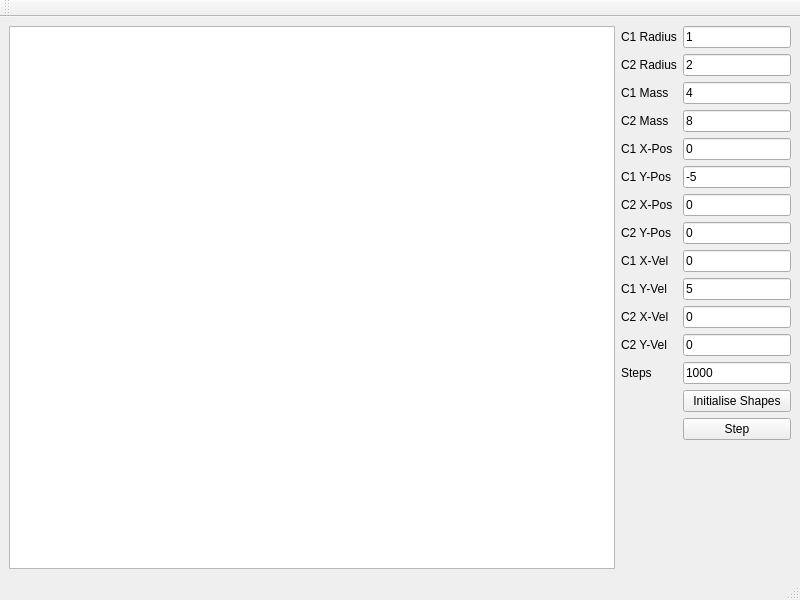
Old version of the form gui/ui/mainwindow.ui in the repository RobotApocalypseCommittee/PhysicsEngineC4.
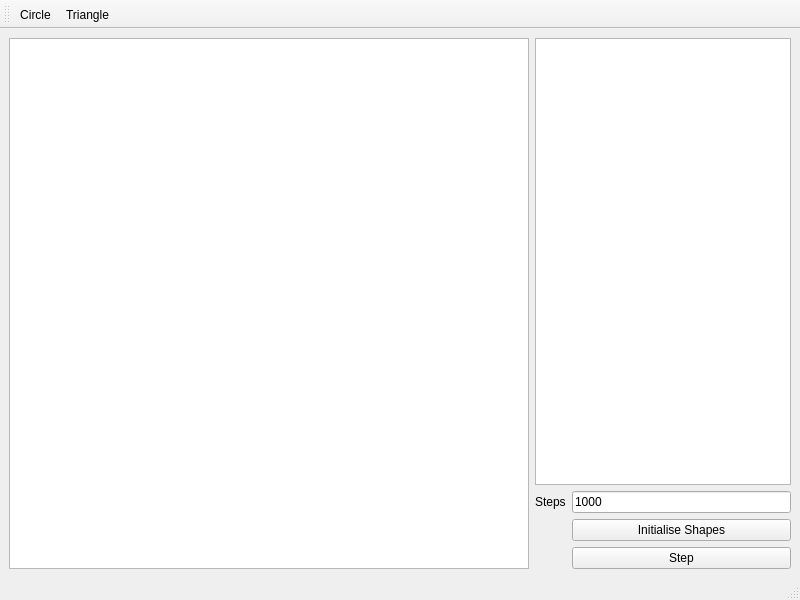
New version of the form.

```diff
--- a/gui/ui/mainwindow.ui
+++ b/gui/ui/mainwindow.ui
@@ -23,202 +23,41 @@
     </item>
 
     <item>
-     <layout class="QFormLayout" name="formLayout">
-      <item row="2" column="0">
-       <widget class="QLabel" name="label">
-        <property name="text">
-         <string>C1 Mass</string>
-        </property>
-       </widget>
+     <layout class="QVBoxLayout" name="verticalLayout" stretch="1,0">
+      <item>
+       <widget class="QTableView" name="propertiesView"/>
       </item>
-      <item row="2" column="1">
-       <widget class="QLineEdit" name="c1MassLineEdit">
-        <property name="text">
-         <string>4</string>
-        </property>
-       </widget>
-      </item>
-      <item row="3" column="0">
-       <widget class="QLabel" name="label_3">
-        <property name="text">
-         <string>C2 Mass</string>
-        </property>
-       </widget>
-      </item>
-      <item row="3" column="1">
-       <widget class="QLineEdit" name="c2MassLineEdit">
-        <property name="text">
-         <string>8</string>
-        </property>
-       </widget>
-      </item>
-      <item row="4" column="0">
-       <widget class="QLabel" name="label_4">
-        <property name="text">
-         <string>C1 X-Pos</string>
-        </property>
-       </widget>
-      </item>
-      <item row="4" column="1">
-       <widget class="QLineEdit" name="c1XPosLineEdit">
-        <property name="text">
-         <string>0</string>
-        </property>
-       </widget>
-      </item>
-      <item row="5" column="0">
-       <widget class="QLabel" name="label_5">
-        <property name="text">
-         <string>C1 Y-Pos</string>
-        </property>
-       </widget>
-      </item>
-      <item row="5" column="1">
-       <widget class="QLineEdit" name="c1YPosLineEdit">
-        <property name="text">
-         <string>-5</string>
-        </property>
-       </widget>
-      </item>
-      <item row="6" column="0">
-       <widget class="QLabel" name="label_6">
-        <property name="text">
-         <string>C2 X-Pos</string>
-        </property>
-       </widget>
-      </item>
-      <item row="6" column="1">
-       <widget class="QLineEdit" name="c2XPosLineEdit">
-        <property name="text">
-         <string>0</string>
-        </property>
-       </widget>
-      </item>
-      <item row="7" column="0">
-       <widget class="QLabel" name="label_7">
-        <property name="text">
-         <string>C2 Y-Pos</string>
-        </property>
-       </widget>
-      </item>
-      <item row="7" column="1">
-       <widget class="QLineEdit" name="c2YPosLineEdit">
-        <property name="text">
-         <string>0</string>
-        </property>
-       </widget>
-      </item>
-      <item row="8" column="0">
-       <widget class="QLabel" name="label_8">
-        <property name="text">
-         <string>C1 X-Vel</string>
-        </property>
-       </widget>
-      </item>
-      <item row="8" column="1">
-       <widget class="QLineEdit" name="c1XVelLineEdit">
-        <property name="text">
-         <string>0</string>
-        </property>
-       </widget>
-      </item>
-      <item row="9" column="0">
-       <widget class="QLabel" name="label_9">
-        <property name="text">
-         <string>C1 Y-Vel</string>
-        </property>
-       </widget>
-      </item>
-      <item row="9" column="1">
-       <widget class="QLineEdit" name="c1YVelLineEdit">
-        <property name="text">
-         <string>5</string>
-        </property>
-       </widget>
-      </item>
-      <item row="10" column="0">
-       <widget class="QLabel" name="label_10">
-        <property name="text">
-         <string>C2 X-Vel</string>
-        </property>
-       </widget>
-      </item>
-      <item row="10" column="1">
-       <widget class="QLineEdit" name="c2XVelLineEdit">
-        <property name="text">
-         <string>0</string>
-        </property>
-       </widget>
-      </item>
-      <item row="11" column="0">
-       <widget class="QLabel" name="label_11">
-        <property name="text">
-         <string>C2 Y-Vel</string>
-        </property>
-       </widget>
-      </item>
-      <item row="11" column="1">
-       <widget class="QLineEdit" name="c2YVelLineEdit">
-        <property name="text">
-         <string>0</string>
-        </property>
-       </widget>
-      </item>
-      <item row="13" column="1">
-       <widget class="QPushButton" name="testButton">
-        <property name="text">
-         <string>Initialise Shapes</string>
-        </property>
-       </widget>
-      </item>
-      <item row="0" column="0">
-       <widget class="QLabel" name="label_2">
-        <property name="text">
-         <string>C1 Radius</string>
-        </property>
-       </widget>
-      </item>
-      <item row="1" column="0">
-       <widget class="QLabel" name="label_12">
-        <property name="text">
-         <string>C2 Radius</string>
-        </property>
-       </widget>
-      </item>
-      <item row="0" column="1">
-       <widget class="QLineEdit" name="c1RadiusLineEdit">
-        <property name="text">
-         <string>1</string>
-        </property>
-       </widget>
-      </item>
-      <item row="1" column="1">
-       <widget class="QLineEdit" name="c2RadiusLineEdit">
-        <property name="text">
-         <string>2</string>
-        </property>
-       </widget>
-      </item>
-      <item row="12" column="1">
-       <widget class="QLineEdit" name="stepsLineEdit">
-        <property name="text">
-         <string>1000</string>
-        </property>
-       </widget>
-      </item>
-      <item row="12" column="0">
-       <widget class="QLabel" name="label_13">
-        <property name="text">
-         <string>Steps</string>
-        </property>
-       </widget>
-      </item>
-      <item row="14" column="1">
-       <widget class="QPushButton" name="stepButton">
-        <property name="text">
-         <string>Step</string>
-        </property>
-       </widget>
+      <item>
+       <layout class="QFormLayout" name="formLayout">
+        <item row="0" column="0">
+         <widget class="QLabel" name="label_13">
+          <property name="text">
+           <string>Steps</string>
+          </property>
+         </widget>
+        </item>
+        <item row="0" column="1">
+         <widget class="QLineEdit" name="stepsLineEdit">
+          <property name="text">
+           <string>1000</string>
+          </property>
+         </widget>
+        </item>
+        <item row="1" column="1">
+         <widget class="QPushButton" name="testButton">
+          <property name="text">
+           <string>Initialise Shapes</string>
+          </property>
+         </widget>
+        </item>
+        <item row="2" column="1">
+         <widget class="QPushButton" name="stepButton">
+          <property name="text">
+           <string>Step</string>
+          </property>
+         </widget>
+        </item>
+       </layout>
       </item>
      </layout>
     </item>
@@ -245,7 +84,31 @@
    <attribute name="toolBarBreak">
     <bool>false</bool>
    </attribute>
+   <addaction name="actionCircle"/>
+   <addaction name="actionTriangle"/>
   </widget>
+  <action name="actionCircle">
+   <property name="checkable">
+    <bool>true</bool>
+   </property>
+   <property name="text">
+    <string>Circle</string>
+   </property>
+   <property name="toolTip">
+    <string>Place a circle</string>
+   </property>
+  </action>
+  <action name="actionTriangle">
+   <property name="checkable">
+    <bool>true</bool>
+   </property>
+   <property name="text">
+    <string>Triangle</string>
+   </property>
+   <property name="toolTip">
+    <string>Place a triangle</string>
+   </property>
+  </action>
  </widget>
  <resources/>
  <connections/>
```
Left out of the diff: 1 changed line with no effect on the pictures.
